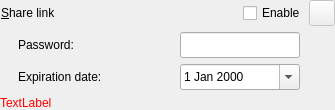
Above: src/gui/sharelinkwidget.ui from nextcloud/desktop before the change. Below: the same form after it.
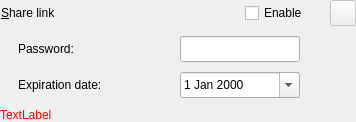
That is the form after the change. Icons and pictures are not drawn.

Commit message:
Adjustes sizes and margins in the share dialog and its widgets.
- Adds TODO's in commented out code.

Patch:
```diff
--- a/src/gui/sharelinkwidget.ui
+++ b/src/gui/sharelinkwidget.ui
@@ -7,7 +7,7 @@
     <x>0</x>
     <y>0</y>
     <width>350</width>
-    <height>124</height>
+    <height>126</height>
    </rect>
   </property>
   <property name="sizePolicy">
@@ -19,7 +19,7 @@
   <property name="minimumSize">
    <size>
     <width>350</width>
-    <height>0</height>
+    <height>110</height>
    </size>
   </property>
   <property name="maximumSize">
@@ -33,7 +33,7 @@
   </property>
   <layout class="QVBoxLayout" name="verticalLayout">
    <property name="spacing">
-    <number>6</number>
+    <number>10</number>
    </property>
    <property name="sizeConstraint">
     <enum>QLayout::SetFixedSize</enum>
@@ -99,7 +99,7 @@
         </property>
         <property name="minimumSize">
          <size>
-          <width>240</width>
+          <width>242</width>
           <height>26</height>
          </size>
         </property>
@@ -137,7 +137,7 @@
        <widget class="QCheckBox" name="enableShareLink">
         <property name="minimumSize">
          <size>
-          <width>0</width>
+          <width>82</width>
           <height>26</height>
          </size>
         </property>
@@ -496,7 +496,7 @@
       <bool>true</bool>
      </property>
      <property name="margin">
-      <number>5</number>
+      <number>0</number>
      </property>
      <property name="indent">
       <number>0</number>
```
The commit also changes 6 other files.
